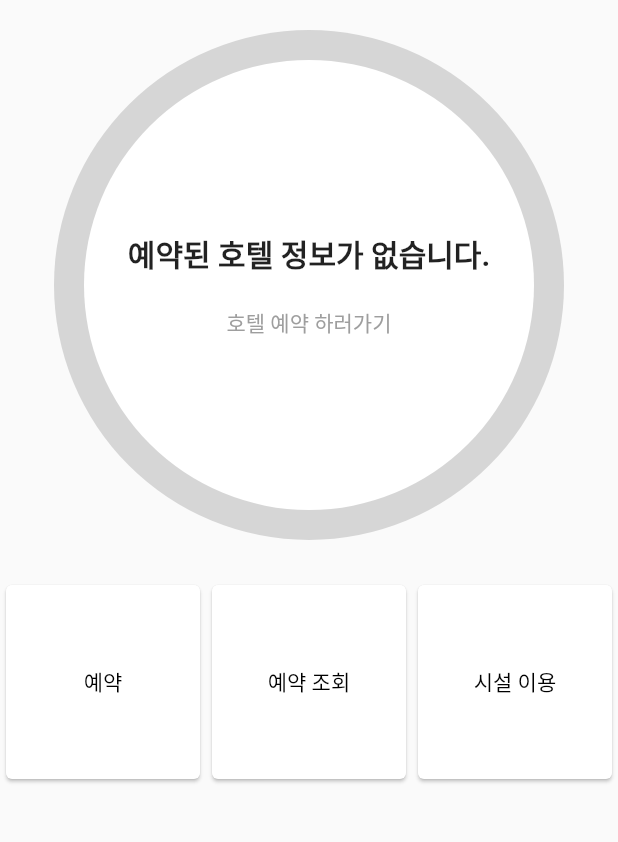
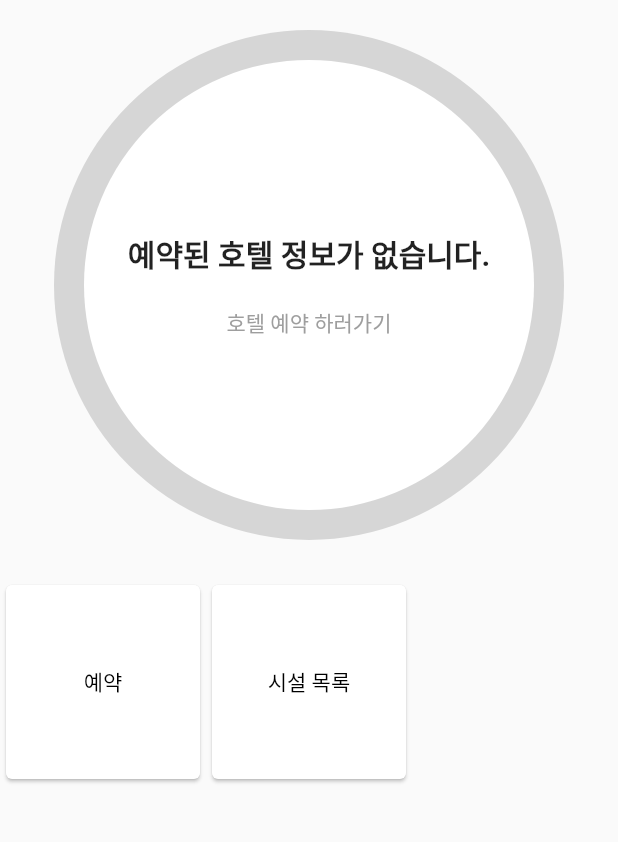
Before and after one commit to hallu0317/Capstone_Design_TUK, a Flutter app: what mainHome2() shows on an empty page, opened directly, on a phone screen of 412 x 824 dp, the part 84-926 px from its top. Run offline on Flutter 3.47's test engine with Material 2 defaults, Android fonts, the phone set to English and light mode, and no system bars; our stand-ins replace carousel_slider, cloud_firestore, firebase_auth, firebase_core, get, google_sign_in; missing offline and left inert: bootpay, bootpay_api, bootpay_webview_flutter, kakao_flutter_sdk; accounts and stored records are empty; network calls fail; statements that could not run were skipped.

Commit message:
20220816 김지원

```diff
--- a/FlutterLogin-main/FlutterLogin-main/lib/mainHomeNotReservation.dart
+++ b/FlutterLogin-main/FlutterLogin-main/lib/mainHomeNotReservation.dart
@@ -8,11 +8,11 @@ import 'package:get/get.dart';
 import 'fireStore.dart' as dbName;
 import 'mainHome.dart';
 import 'widget/appbar_widget.dart';
-import 'regions.dart';
 import 'regions_reservation.dart';
 import 'facilities.dart';
 
 Widget mainHome2() {
+  var regions = ["예약", "시설 목록"];
   dbName.initState();
   return MaterialApp(
     debugShowCheckedModeBanner: false,
@@ -89,7 +89,7 @@ Widget mainHome2() {
               ),
             ),
             GridView.builder(
-              itemCount: regions.length - 2,
+              itemCount: regions.length,
               shrinkWrap: true,
               gridDelegate: SliverGridDelegateWithFixedCrossAxisCount(
                 crossAxisCount: 3,
@@ -105,11 +105,9 @@ Widget mainHome2() {
                                   Get.to(Reservation(
                                       email: AuthController
                                           .instance.auth.currentUser!.email!));
-                                } else if (regions[index] == "예약 조회") {
-                                  print("예약 조회 클릭");
-                                } else if (regions[index] == "시설 이용") {
+                                } else if (regions[index] == "시설 목록") {
                                   Get.to(Facilities());
-                                  print("시설 이용 클릭");
+                                  print("시설 목록 클릭");
                                 }
                               },
                               child: Text(
--- a/FlutterLogin-main/FlutterLogin-main/lib/payment.dart
+++ b/FlutterLogin-main/FlutterLogin-main/lib/payment.dart
@@ -234,6 +234,8 @@ class _PaymentState extends State<Payment> {
                             dbName.userReservation = true;
                           } else if (paymethod[index] == "PAYPAL") {
                             print("PAYPAL");
+                            dbName.userReservation = true;
+                            updateMemberData();
                             updateHotelData();
                           }
                         },
--- a/FlutterLogin-main/FlutterLogin-main/lib/regions.dart
+++ /dev/null
@@ -1,2 +0,0 @@
-//예약 가능한 큰범위 지역들 (메인화면)
-var regions = ["예약", "예약 조회", "시설 이용", "사용자 추가", "예약 취소"];
```
Also changed, not shown: FlutterLogin-main/FlutterLogin-main/lib/fitness.dart (+0 -11 lines), FlutterLogin-main/FlutterLogin-main/lib/mainHome.dart (+13 -23 lines), FlutterLogin-main/FlutterLogin-main/lib/naverpay.dart (+7 -7 lines), FlutterLogin-main/FlutterLogin-main/lib/reservationCheck.dart (+4 -3 lines), FlutterLogin-main/FlutterLogin-main/lib/restaurant.dart (+0 -11 lines), FlutterLogin-main/FlutterLogin-main/lib/swimming.dart (+0 -11 lines).
